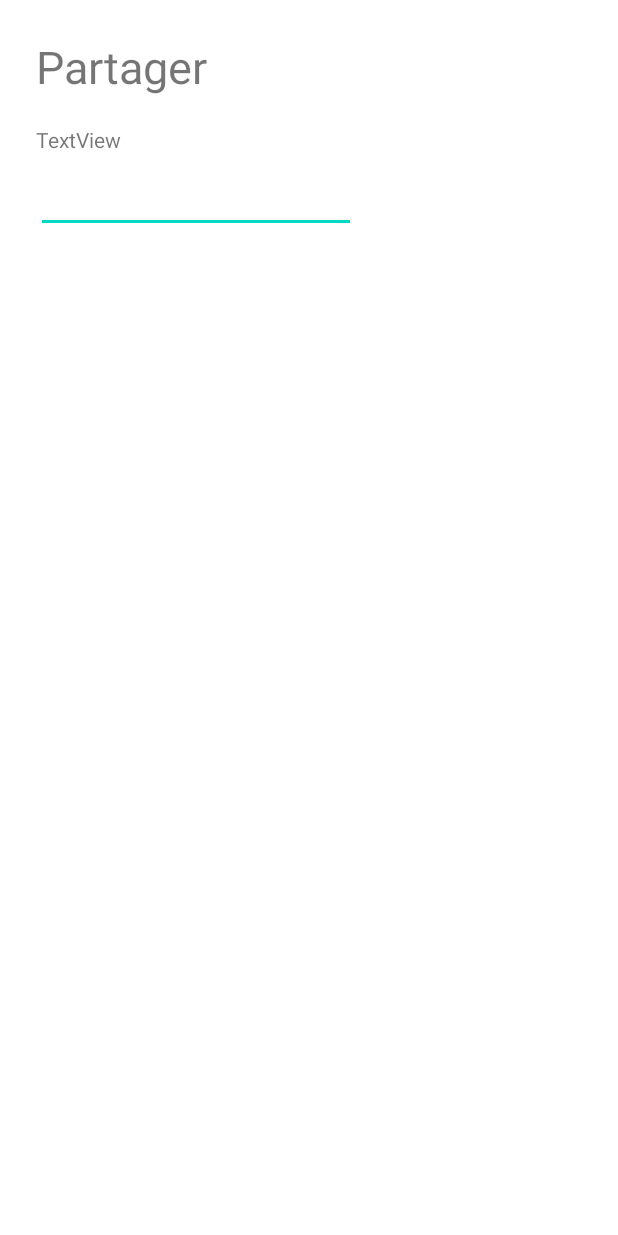
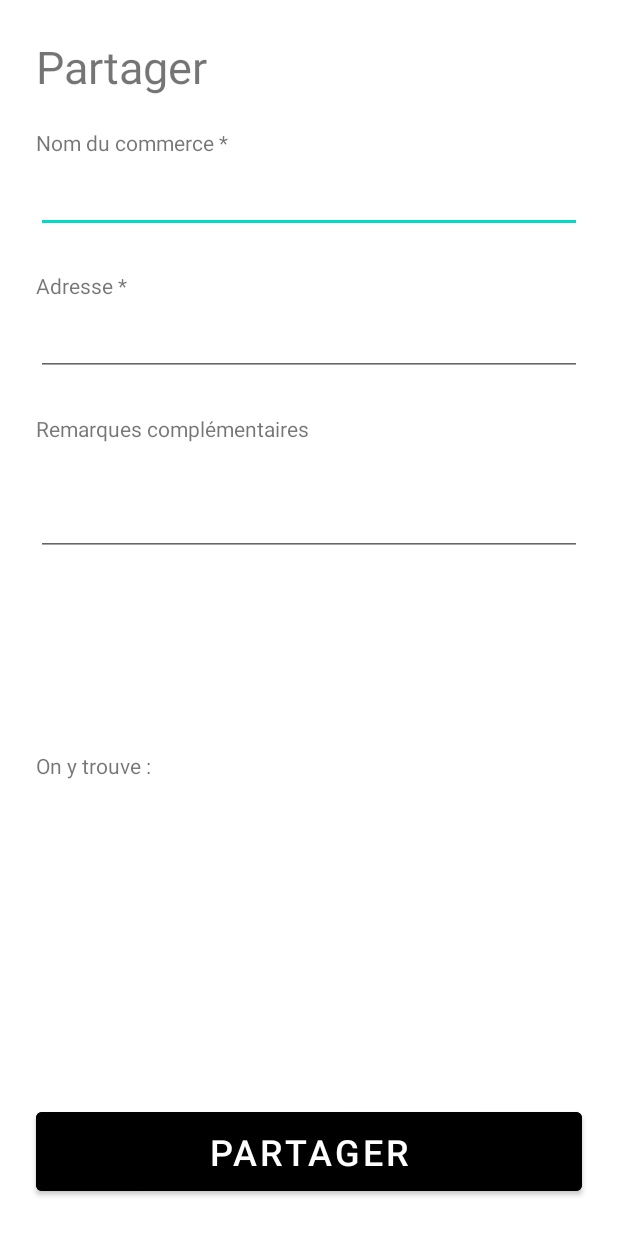
Before and after one commit to AntoineDesanti/graill-sain, an Android app: the layout share_producer.xml on its own in the app's theme, with its tools: preview values and no code run, on a phone screen of 412 x 824 dp. Run offline under Robolectric (Android 15) with nearby library versions, the phone set to English and light mode, and no system bars.

Commit message:
share producer form

```diff
--- a/appli/app/src/main/res/layout/share_producer.xml
+++ b/appli/app/src/main/res/layout/share_producer.xml
@@ -28,24 +28,106 @@
         app:layout_constraintTop_toTopOf="parent" />
 
     <EditText
-        android:id="@+id/editTextTextPersonName"
-        android:layout_width="wrap_content"
+        android:id="@+id/inputProducerName"
+        android:layout_width="0dp"
         android:layout_height="wrap_content"
         android:layout_marginStart="24dp"
         android:layout_marginTop="45dp"
+        android:layout_marginEnd="24dp"
         android:ems="10"
         android:inputType="textPersonName"
+        android:textColor="#FFFFFF"
+        android:textColorHint="#FFFFFF"
+        android:textColorLink="#FFFFFF"
+        app:layout_constraintEnd_toEndOf="parent"
         app:layout_constraintStart_toStartOf="parent"
         app:layout_constraintTop_toBottomOf="@+id/textView" />
 
     <TextView
-        android:id="@+id/textView2"
+        android:id="@+id/textView3"
         android:layout_width="wrap_content"
         android:layout_height="wrap_content"
         android:layout_marginStart="24dp"
-        android:layout_marginBottom="7dp"
-        android:text="TextView"
-        app:layout_constraintBottom_toTopOf="@+id/editTextTextPersonName"
+        android:layout_marginBottom="5dp"
+        android:text="Nom du commerce *"
+        app:layout_constraintBottom_toTopOf="@+id/inputProducerName"
+        app:layout_constraintStart_toStartOf="parent" />
+
+    <EditText
+        android:id="@+id/inputLocation"
+        android:layout_width="0dp"
+        android:layout_height="wrap_content"
+        android:layout_marginStart="24dp"
+        android:layout_marginTop="50dp"
+        android:layout_marginEnd="24dp"
+        android:clickable="false"
+        android:ems="10"
+        android:inputType="textPersonName"
+        app:layout_constraintEnd_toEndOf="parent"
+        app:layout_constraintStart_toStartOf="parent"
+        app:layout_constraintTop_toBottomOf="@+id/inputProducerName" />
+
+    <TextView
+        android:id="@+id/textView4"
+        android:layout_width="wrap_content"
+        android:layout_height="wrap_content"
+        android:layout_marginStart="24dp"
+        android:layout_marginBottom="5dp"
+        android:text="Adresse *"
+        app:layout_constraintBottom_toTopOf="@+id/inputLocation"
+        app:layout_constraintStart_toStartOf="parent" />
+
+    <EditText
+        android:id="@+id/editTextTextPersonName3"
+        android:layout_width="0dp"
+        android:layout_height="70dp"
+        android:layout_marginStart="24dp"
+        android:layout_marginTop="50dp"
+        android:layout_marginEnd="24dp"
+        android:ems="10"
+        android:inputType="textPersonName"
+        android:lines="10"
+        android:maxLines="8"
+        android:minLines="3"
+        app:layout_constraintEnd_toEndOf="parent"
+        app:layout_constraintStart_toStartOf="parent"
+        app:layout_constraintTop_toBottomOf="@+id/inputLocation" />
+
+    <TextView
+        android:id="@+id/textView5"
+        android:layout_width="wrap_content"
+        android:layout_height="wrap_content"
+        android:layout_marginStart="24dp"
+        android:layout_marginBottom="5dp"
+        android:text="Remarques complémentaires"
+        app:layout_constraintBottom_toTopOf="@+id/editTextTextPersonName3"
+        app:layout_constraintStart_toStartOf="parent" />
+
+    <TextView
+        android:id="@+id/textView6"
+        android:layout_width="wrap_content"
+        android:layout_height="wrap_content"
+        android:layout_marginStart="24dp"
+        android:layout_marginTop="130dp"
+        android:text="On y trouve :"
+        app:layout_constraintStart_toStartOf="parent"
+        app:layout_constraintTop_toBottomOf="@+id/editTextTextPersonName3" />
+
+    <Button
+        android:id="@+id/button"
+        android:layout_width="0dp"
+        android:layout_height="wrap_content"
+        android:layout_marginStart="24dp"
+        android:layout_marginEnd="24dp"
+        android:layout_marginBottom="24dp"
+        android:backgroundTint="@android:color/black"
+        android:paddingTop="10dp"
+        android:paddingBottom="10dp"
+        android:text="Partager"
+        android:textColor="@android:color/white"
+        android:textSize="24sp"
+        app:layout_constraintBottom_toBottomOf="parent"
+        app:layout_constraintEnd_toEndOf="parent"
         app:layout_constraintStart_toStartOf="parent" />
 
 </androidx.constraintlayout.widget.ConstraintLayout>
```
